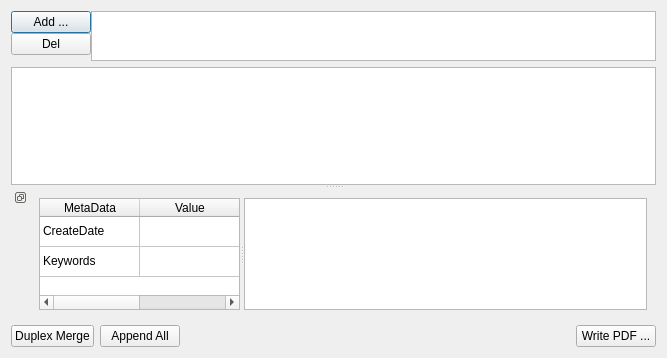
Above: dialog.ui from TheRikke/pdfmart before the change. Below: the same form after it.
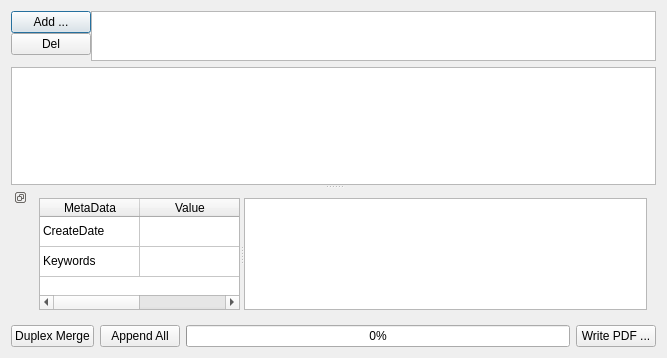
That is the form after the change.

Diff of the .ui file:
```diff
--- a/dialog.ui
+++ b/dialog.ui
@@ -213,17 +213,14 @@
       </widget>
      </item>
      <item>
-      <spacer name="horizontalSpacer">
-       <property name="orientation">
-        <enum>Qt::Horizontal</enum>
+      <widget class="QProgressBar" name="progressBar">
+       <property name="enabled">
+        <bool>true</bool>
        </property>
-       <property name="sizeHint" stdset="0">
-        <size>
-         <width>40</width>
-         <height>20</height>
-        </size>
+       <property name="value">
+        <number>0</number>
        </property>
-      </spacer>
+      </widget>
      </item>
      <item>
       <widget class="QPushButton" name="writePDFButton">
```
Left out of the diff: 3 changed lines with no effect on the pictures.
